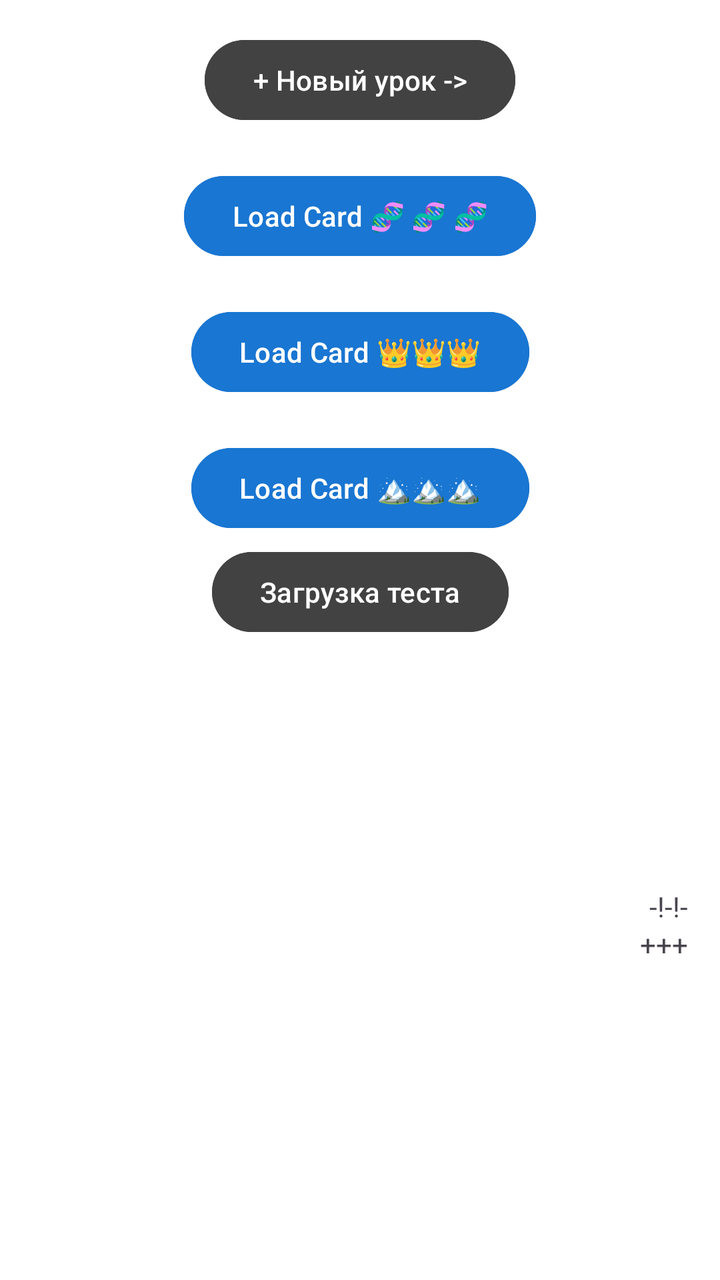
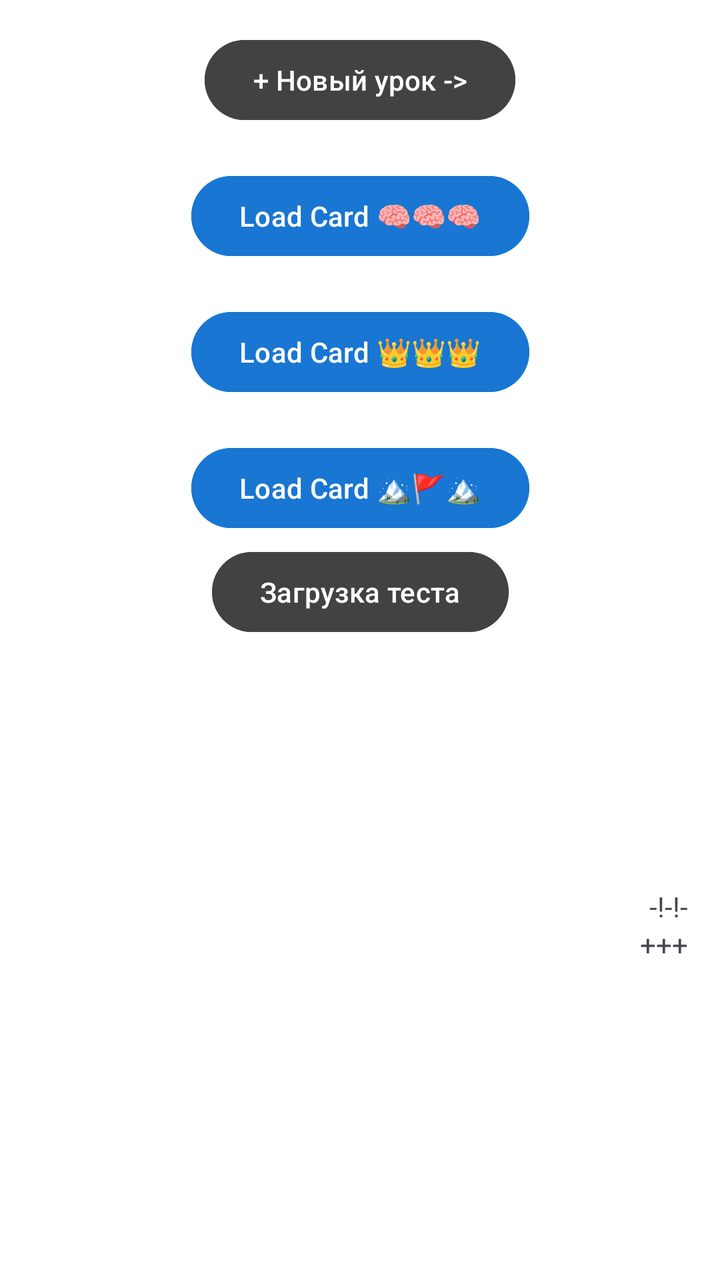

Screens rendered from an Android XML layout before and after an edit, with the pre-edit source and the edit as a unified diff.
<!-- AndroidManifest.xml: application theme Theme.ChemCraft -->
<!-- res/layout/fragment_admin.xml -->
<?xml version="1.0" encoding="utf-8"?>
<androidx.constraintlayout.widget.ConstraintLayout xmlns:android="http://schemas.android.com/apk/res/android"
    xmlns:app="http://schemas.android.com/apk/res-auto"
    xmlns:tools="http://schemas.android.com/tools"
    android:layout_width="match_parent"
    android:layout_height="match_parent"
    android:padding="16dp"
    android:background="@color/white"
    tools:context="com.bignerdranch.chemcraft.AdminFragment">

    
    <androidx.constraintlayout.widget.Guideline
        android:id="@+id/main_guide_line"
        android:layout_width="wrap_content"
        android:layout_height="wrap_content"
        android:orientation="horizontal"
        app:layout_constraintGuide_percent="0.5" />


    <Button
        android:id="@+id/admin_button_one"
        android:layout_width="wrap_content"
        android:layout_height="wrap_content"
        android:backgroundTint="@color/cardview_dark_background"
        android:text="+ Новый урок ->"
        app:layout_constraintTop_toTopOf="parent"
        app:layout_constraintEnd_toEndOf="parent"
        app:layout_constraintStart_toStartOf="parent"
        tools:layout_editor_absoluteY="16dp" />

    <Button
        android:layout_marginTop="20dp"
        android:id="@+id/admin_button_load_card_to_bio"
        android:layout_width="wrap_content"
        android:layout_height="wrap_content"
        android:backgroundTint="@color/blue_dark"
        android:text="Load Card 🧬 🧬 🧬"
        app:layout_constraintEnd_toEndOf="parent"
        app:layout_constraintStart_toStartOf="parent"
        app:layout_constraintTop_toBottomOf="@id/admin_button_one" />

    <Button
        android:layout_marginTop="20dp"
        android:id="@+id/admin_button_load_card_to_his"
        android:layout_width="wrap_content"
        android:layout_height="wrap_content"
        android:backgroundTint="@color/blue_dark"
        android:text="Load Card 👑👑👑"
        app:layout_constraintEnd_toEndOf="parent"
        app:layout_constraintStart_toStartOf="parent"
        app:layout_constraintTop_toBottomOf="@id/admin_button_load_card_to_bio" />
    <Button
        android:layout_marginTop="20dp"
        android:id="@+id/admin_button_load_card_to_geo"
        android:layout_width="wrap_content"
        android:layout_height="wrap_content"
        android:backgroundTint="@color/blue_dark"
        android:text="Load Card 🏔️🏔️🏔️"
        app:layout_constraintEnd_toEndOf="parent"
        app:layout_constraintStart_toStartOf="parent"
        app:layout_constraintTop_toBottomOf="@id/admin_button_load_card_to_his" />

    <Button
        android:id="@+id/admin_button_three"
        android:layout_width="wrap_content"
        android:layout_height="wrap_content"
        android:backgroundTint="@color/cardview_dark_background"
        android:text="Загрузка теста"
      app:layout_constraintBottom_toTopOf="@+id/main_guide_line"
        app:layout_constraintEnd_toEndOf="parent"
        app:layout_constraintStart_toStartOf="parent"
        tools:layout_editor_absoluteY="16dp" />


    <TextView
        android:id="@+id/new_data_id"
        android:layout_width="wrap_content"
        android:layout_height="wrap_content"
        android:backgroundTint="@color/cardview_dark_background"
        android:text="-!-!-"
        app:layout_constraintBottom_toTopOf="@+id/content_param"
        app:layout_constraintEnd_toEndOf="parent" />

    <TextView
        android:id="@+id/content_param"
        android:layout_width="wrap_content"
        android:layout_height="wrap_content"
        android:backgroundTint="@color/cardview_dark_background"
        android:text="+++"
        app:layout_constraintBottom_toBottomOf="parent"
        app:layout_constraintEnd_toEndOf="parent"
        app:layout_constraintTop_toBottomOf="@+id/main_guide_line" />

</androidx.constraintlayout.widget.ConstraintLayout>
<!-- resources referenced by this layout -->
<resources>
  <color name="blue_dark">#FF1976D2</color>
  <color name="white">#FFFFFFFF</color>
  <style name="Theme.ChemCraft" parent="Base.Theme.ChemCraft" />
  <style name="Base.Theme.ChemCraft" parent="Theme.Material3.DayNight.NoActionBar">
          
          
      </style>
</resources>

<!-- the commit's change to res/layout/fragment_admin.xml (unified diff, before → after) -->
@@ -34,7 +34,7 @@
         android:layout_width="wrap_content"
         android:layout_height="wrap_content"
         android:backgroundTint="@color/blue_dark"
-        android:text="Load Card 🧬 🧬 🧬"
+        android:text="Load Card 🧠🧠🧠"
         app:layout_constraintEnd_toEndOf="parent"
         app:layout_constraintStart_toStartOf="parent"
         app:layout_constraintTop_toBottomOf="@id/admin_button_one" />
@@ -55,7 +55,7 @@
         android:layout_width="wrap_content"
         android:layout_height="wrap_content"
         android:backgroundTint="@color/blue_dark"
-        android:text="Load Card 🏔️🏔️🏔️"
+        android:text="Load Card 🏔🚩🏔"
         app:layout_constraintEnd_toEndOf="parent"
         app:layout_constraintStart_toStartOf="parent"
         app:layout_constraintTop_toBottomOf="@id/admin_button_load_card_to_his" />
